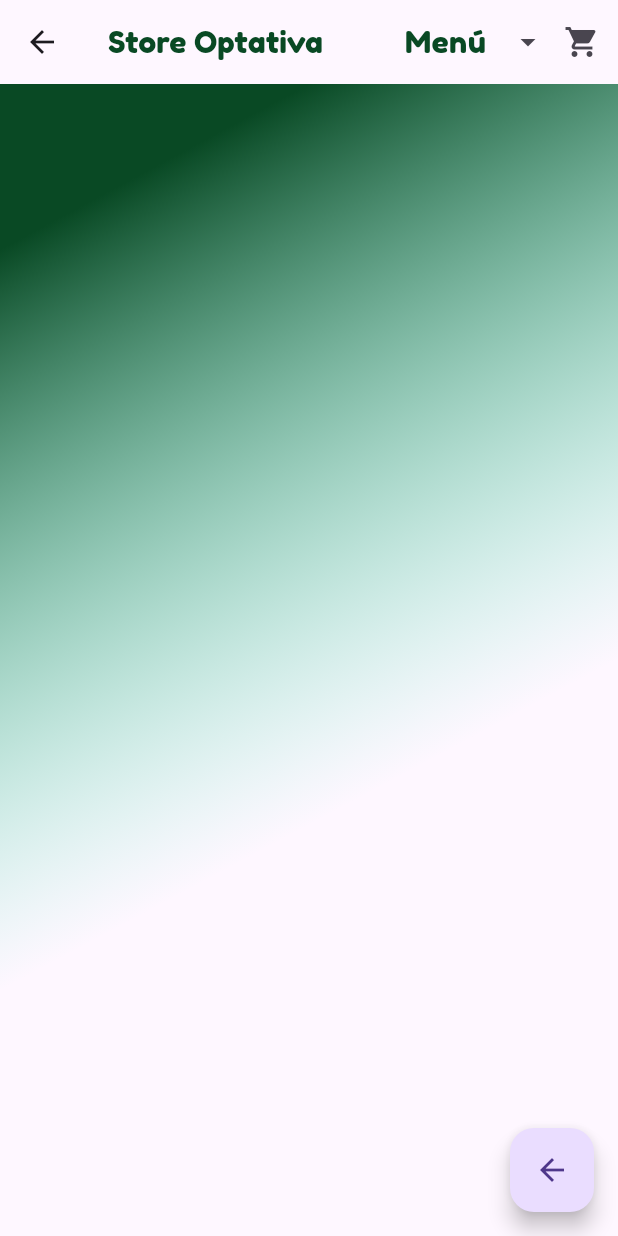
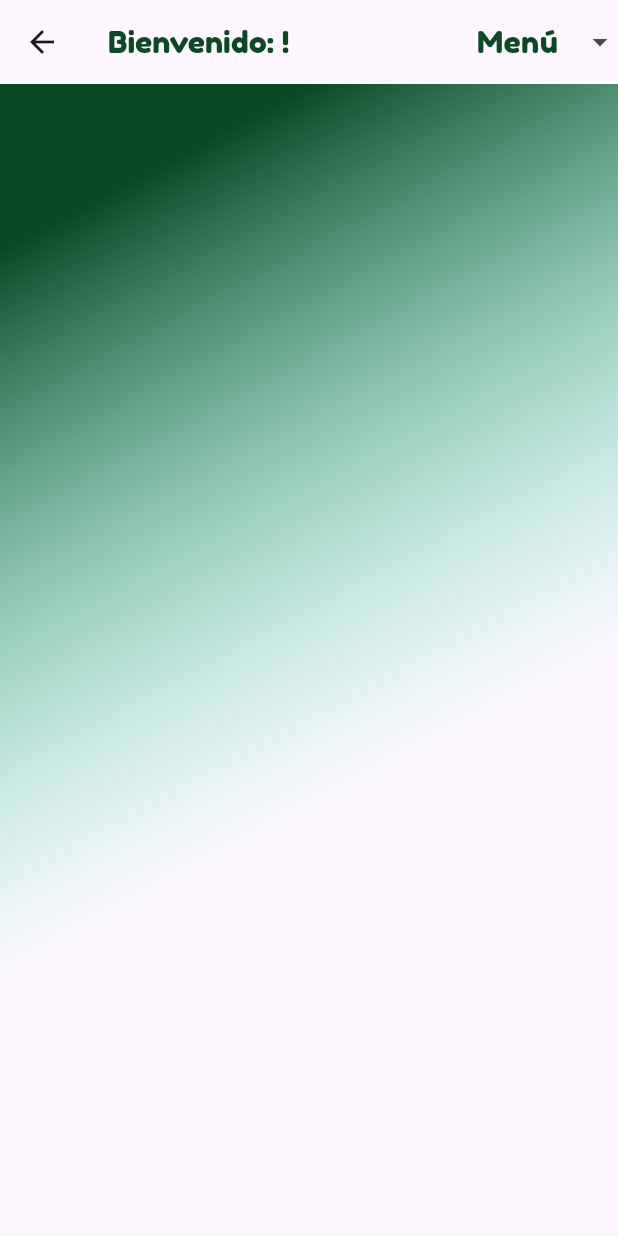
Before and after one commit to sergiovilla41/FlutterOpt-Ecommerce, a Flutter app: the screen it shows after launch, after a tap on "Sing In", on a phone screen of 412 x 824 dp. Run offline on Flutter 3.47's test engine with Material 3 defaults, Android fonts, the phone set to English and light mode, and no system bars; network calls fail.

Commit message:
first commit2

```diff
--- a/lib/main.dart
+++ b/lib/main.dart
@@ -24,8 +24,8 @@ class LoginApp extends StatelessWidget {
       initialRoute: 'Home',
       routes: <String, WidgetBuilder>{
         'Home': (BuildContext context) => HomePage(),
-        'Sing In': (BuildContext context) => SingIn(),
-        'Sing Up': (BuildContext context) => SingUp(),
+        'SingIn': (BuildContext context) => SingIn(username: ''),
+        'SingUp': (BuildContext context) => SingUp(),
       },
     );
   }
--- a/lib/src/Pages/home_page.dart
+++ b/lib/src/Pages/home_page.dart
@@ -60,6 +60,9 @@ class _HomePageState extends State<HomePage> {
                         borderRadius: BorderRadius.circular(10.0),
                       ),
                       contentPadding: EdgeInsets.symmetric(horizontal: 20.0),
+                      errorText: _usernameController.text.isEmpty
+                          ? 'Username is required'
+                          : null,
                     ),
                   ),
                 ),
@@ -81,7 +84,8 @@ class _HomePageState extends State<HomePage> {
                     ),
                     onPressed: () {
                       final route = MaterialPageRoute(
-                        builder: (context) => SingIn(),
+                        builder: (context) =>
+                            SingIn(username: _usernameController.text),
                       );
                       Navigator.push(context, route);
                     },
--- a/lib/src/Pages/sing_in.dart
+++ b/lib/src/Pages/sing_in.dart
@@ -3,7 +3,10 @@ import 'package:http/http.dart' as http;
 import 'dart:convert';
 
 class SingIn extends StatefulWidget {
-  SingIn({Key? key}) : super(key: key);
+  final String username; // Añade esta línea
+
+  SingIn({Key? key, required this.username})
+      : super(key: key); // Modifica el constructor
 
   @override
   _SingInState createState() => _SingInState();
@@ -37,7 +40,7 @@ class _SingInState extends State<SingIn> {
     return Scaffold(
       appBar: AppBar(
         title: Text(
-          'Store Optativa',
+          'Bienvenido: ${widget.username}!', // Usa el nombre de usuario aquí
           style: TextStyle(
             fontFamily: 'FredokaOne',
             fontSize: 20,
@@ -46,12 +49,6 @@ class _SingInState extends State<SingIn> {
         ),
         actions: [
           CustomPopupMenuButton(),
-          IconButton(
-            icon: Icon(Icons.shopping_cart),
-            onPressed: () {
-              // Acción para mostrar el carrito
-            },
-          ),
         ],
       ),
       body: Container(
@@ -88,12 +85,6 @@ class _SingInState extends State<SingIn> {
             ),
           ],
         ),
-      ),
-      floatingActionButton: FloatingActionButton(
-        onPressed: () {
-          Navigator.pop(context); // Regresar a la pantalla de inicio (Home)
-        },
-        child: Icon(Icons.arrow_back),
       ),
     );
   }
```
